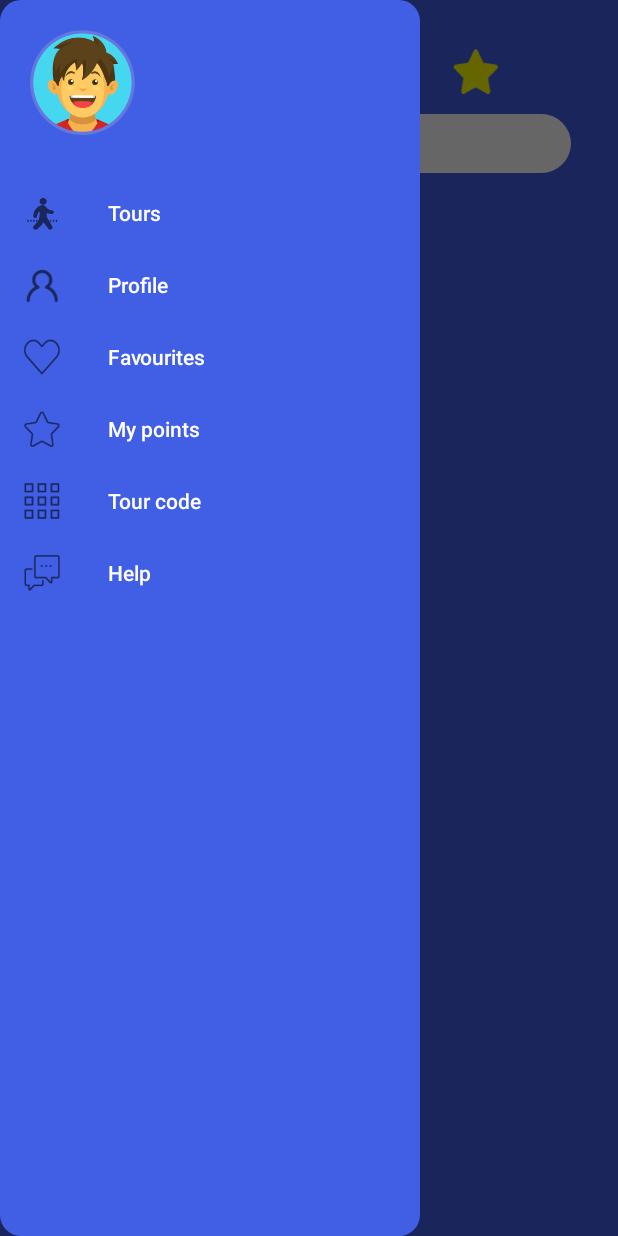
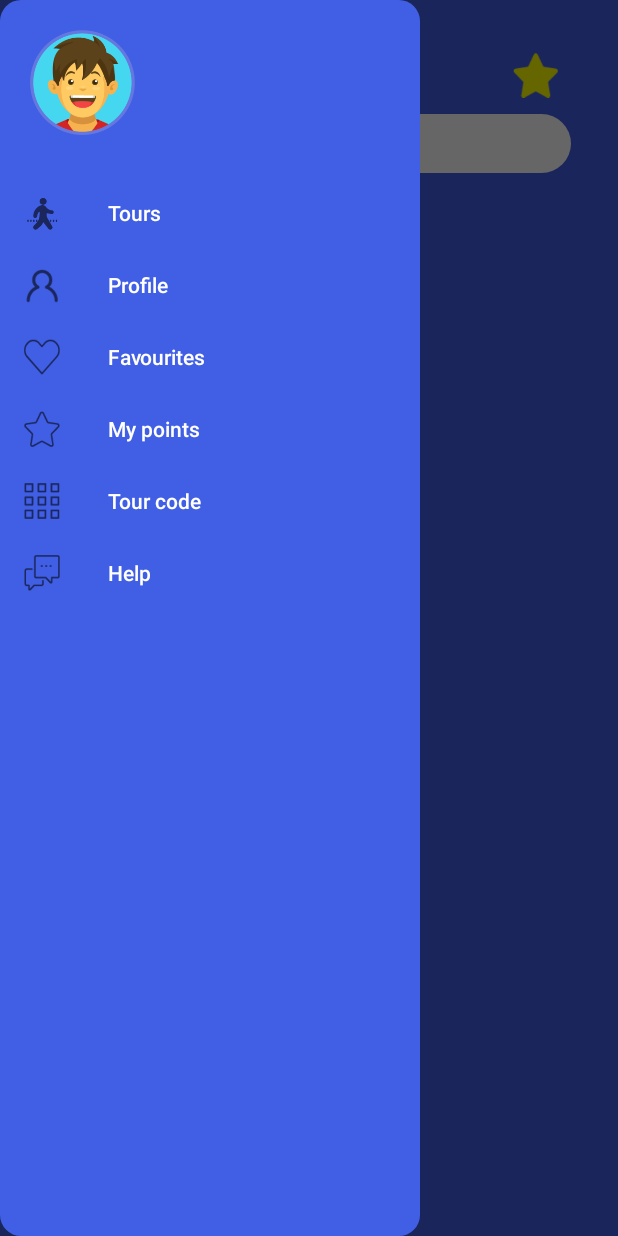
Before and after one commit to santeri13/NARVA, an Android app: the nav screen opened directly, with no data from a screen before it, with the side drawer open, on a phone screen of 412 x 824 dp. Run offline under Robolectric (Android 15) with nearby library versions, the phone set to English and light mode, and no system bars; our stand-ins replace Firebase (no records; nobody signed in at launch, a user with empty details on screens opened directly), Picasso; pictures from the network do not load; 1 statement that could not run was skipped.

Commit message:
Project alpha version

```diff
--- a/app/build.gradle
+++ b/app/build.gradle
@@ -49,4 +49,6 @@ dependencies {
     implementation 'androidx.navigation:navigation-ui-ktx:2.2.2'
     implementation 'com.makeramen:roundedimageview:2.3.0'
     implementation 'com.squareup.picasso:picasso:2.71828'
+    implementation 'com.github.bumptech.glide:glide:4.11.0'
+    annotationProcessor 'com.github.bumptech.glide:compiler:4.11.0'
 }
--- a/app/src/main/java/com/example/narva/TourReader.java
+++ b/app/src/main/java/com/example/narva/TourReader.java
@@ -2,7 +2,7 @@ package com.example.narva;
 
 public class TourReader {
 
-     public String id,Name,link,Town;
+     public String id,Name,link,Town,color;
      public Long like,time;
 
     public TourReader() {
--- a/app/src/main/java/com/example/narva/nav.java
+++ b/app/src/main/java/com/example/narva/nav.java
@@ -11,6 +11,7 @@ import android.content.Intent;
 import android.os.Bundle;
 import android.text.Editable;
 import android.text.TextWatcher;
+import android.util.Log;
 import android.view.MenuItem;
 import android.view.View;
 import android.view.Window;
@@ -18,17 +19,21 @@ import android.view.WindowManager;
 import android.widget.EditText;
 import android.widget.TextView;
 import android.widget.Toast;
-
 import com.google.android.material.navigation.NavigationView;
 import com.google.firebase.auth.FirebaseAuth;
+import com.google.firebase.auth.FirebaseUser;
 import com.google.firebase.database.DataSnapshot;
 import com.google.firebase.database.DatabaseError;
+import com.google.firebase.database.DatabaseReference;
 import com.google.firebase.database.FirebaseDatabase;
 import com.google.firebase.database.ValueEventListener;
 
 public class nav extends AppCompatActivity implements NavigationView.OnNavigationItemSelectedListener {
 
     private static String field1;
+    String uid;
+    DatabaseReference database;
+    TextView point;
 
     @Override
     protected void onCreate(Bundle savedInstanceState) {
@@ -43,7 +48,7 @@ public class nav extends AppCompatActivity implements NavigationView.OnNavigatio
                 drawerLayout.openDrawer(GravityCompat.START);
             }
         });
-
+        point = (TextView)findViewById(R.id.points);
         NavigationView navigation = findViewById(R.id.navigationView);
         navigation.setNavigationItemSelectedListener(this);
         NavController navController = Navigation.findNavController(this, R.id.navHostFragment);
@@ -76,6 +81,23 @@ public class nav extends AppCompatActivity implements NavigationView.OnNavigatio
 
             @Override
             public void afterTextChanged(Editable s) {
+
+            }
+        });
+        FirebaseUser user = FirebaseAuth.getInstance().getCurrentUser();
+        uid = user.getUid();
+        database = FirebaseDatabase.getInstance().getReference();
+
+        database.addValueEventListener(new ValueEventListener() {
+            @Override
+            public void onDataChange(@NonNull DataSnapshot dataSnapshot) {
+                Long user1 = dataSnapshot.child("user").child(uid).child("points").getValue(Long.class);
+                String user2 = user1.toString().trim();
+                point.setText(user2);
+            }
+
+            @Override
+            public void onCancelled(@NonNull DatabaseError databaseError) {
 
             }
         });
--- a/app/src/main/res/layout/main.xml
+++ b/app/src/main/res/layout/main.xml
@@ -25,10 +25,12 @@
         android:textColor="#ffffff"
         android:textSize="16sp"
         android:gravity="center"
+        android:fontFamily="@font/robotomedium"
         app:layout_constraintEnd_toEndOf="parent"
         app:layout_constraintHorizontal_bias="0.497"
         app:layout_constraintStart_toStartOf="parent"
         app:layout_constraintTop_toTopOf="parent"/>
+
     <TextView
         android:id="@+id/textView4"
         android:layout_width="140dp"
--- a/app/src/main/res/layout/map_recycleview.xml
+++ b/app/src/main/res/layout/map_recycleview.xml
@@ -48,7 +48,7 @@
                 android:id="@+id/info_text"
                 android:layout_width="match_parent"
                 android:layout_height="35dp"
-                android:background="#23b574"
+                android:background="#405fe5"
                 android:gravity="left|center_vertical"
                 android:paddingLeft="5dp"
                 android:text="Narva Battle"
--- a/app/src/main/res/layout/nav.xml
+++ b/app/src/main/res/layout/nav.xml
@@ -23,6 +23,7 @@
             android:layout_marginTop="20dp">
 
             <ImageView
+                android:layout_marginTop="15dp"
                 android:id="@+id/imageMenu"
                 android:layout_width="30dp"
                 android:layout_height="30dp"
@@ -34,14 +35,19 @@
                 android:layout_width="30dp"
                 android:layout_height="30dp"
                 android:layout_toStartOf="@+id/points"
-                android:src="@drawable/pointstaricnhdpi"/>
+                android:src="@drawable/pointstaricnhdpi"
+                android:layout_marginRight="10dp"
+                android:layout_marginTop="15dp"/>
 
             <TextView
                 android:id="@+id/points"
-                android:layout_width="50dp"
-                android:layout_height="30dp"
+                android:layout_width="wrap_content"
+                android:layout_height="match_parent"
                 android:layout_alignParentEnd="true"
-                android:gravity="bottom" />
+                android:gravity="center_horizontal"
+                android:textColor="@color/colorWhite"
+                android:textSize="20dp"
+                android:layout_marginTop="15dp"/>
         </RelativeLayout>
         <RelativeLayout
             android:layout_width="wrap_content"
```
Also changed, not shown: app/src/main/java/com/example/narva/Gps.java (+25 -1 lines), app/src/main/java/com/example/narva/Main.java (+28 -0 lines), app/src/main/java/com/example/narva/PointAdapter.java (+17 -17 lines), app/src/main/java/com/example/narva/Register.java (+5 -3 lines), app/src/main/java/com/example/narva/RegisterDatabase.java (+7 -7 lines), app/src/main/java/com/example/narva/ToursAdapter1.java (+21 -18 lines), app/src/main/java/com/example/narva/ToursAdapter2.java (+19 -19 lines), app/src/main/res/drawable/circle.xml (+0 -10 lines), app/src/main/res/layout/hint_text_layout.xml (+3 -5 lines), app/src/main/res/layout/map.xml (+21 -1 lines), app/src/main/res/layout/recycleview_tours1.xml (+5 -6 lines), app/src/main/res/layout/recycleview_tours2.xml (+6 -8 lines), 1 other file.
